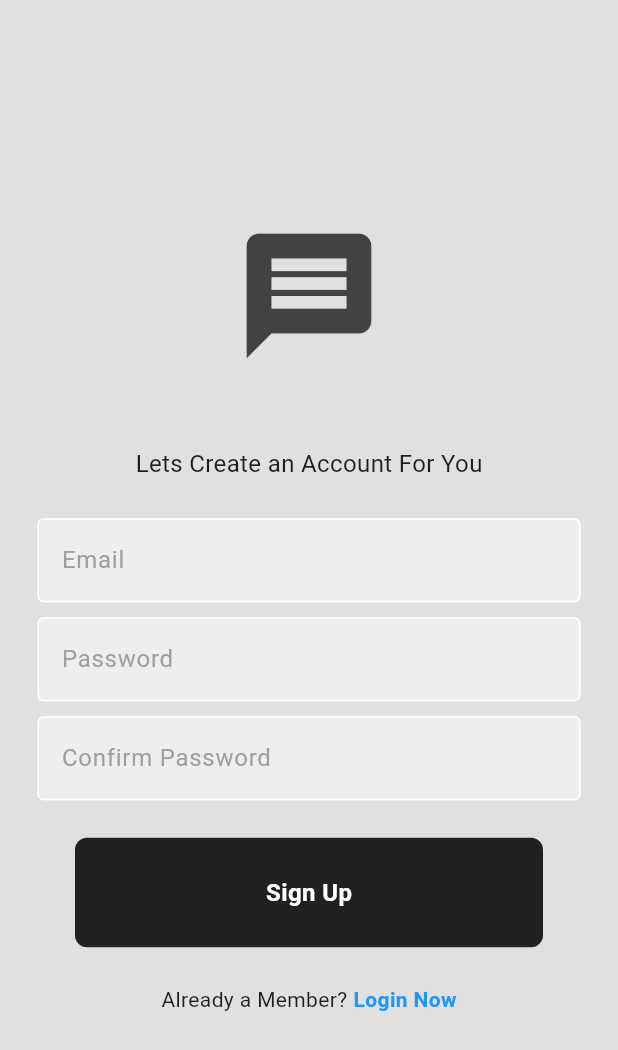
After one commit to nuran912/qr_code_chat_app, a Flutter app: the screen it shows after launch, after a tap on "Register Now", on a phone screen of 412 x 824 dp. The commit adds this screen. Shown: the top 1050 px of the screen. Run offline on Flutter 3.47's test engine with Material 3 defaults, Android fonts, the phone set to English and light mode, and no system bars.

Commit message:
feat: implement register page and toggle functionality

```diff
--- a/lib/main.dart
+++ b/lib/main.dart
@@ -1,5 +1,5 @@
 import 'package:flutter/material.dart';
-import 'pages/login_page.dart';
+import 'package:qr_chat_app/services/auth/login_or_register.dart';
 
 void main() {
   runApp(const MyApp());
@@ -12,7 +12,7 @@ class MyApp extends StatelessWidget {
   Widget build(BuildContext context) {
     return MaterialApp(
       debugShowCheckedModeBanner: false,
-        home: LoginPage(),
+        home: LoginOrRegister(),
     );
   }
 }
--- a/lib/pages/login_page.dart
+++ b/lib/pages/login_page.dart
@@ -3,7 +3,8 @@ import 'package:qr_chat_app/components/my_button.dart';
 import 'package:qr_chat_app/components/my_text_field.dart';
 
 class LoginPage extends StatefulWidget {
-  const LoginPage({super.key});
+  final void Function()? onTap;
+  const LoginPage({super.key, required this.onTap});
 
   @override
   State<LoginPage> createState() => _LoginPageState();
@@ -13,6 +14,11 @@ class _LoginPageState extends State<LoginPage> {
   //text controller
   final emailController = TextEditingController();
   final passwordController = TextEditingController();
+
+  //sign in method
+  void signIn() {
+    print("Sign In");
+  }
 
   @override
   Widget build(BuildContext context) {
@@ -27,20 +33,16 @@ class _LoginPageState extends State<LoginPage> {
               children: [
                 // const SizedBox(height: 100),
                 //logo
-                Icon(
-                  Icons.message,
-                  size: 100,
-                  color: Colors.grey[800],
-                ),
+                Icon(Icons.message, size: 100, color: Colors.grey[800]),
                 const SizedBox(height: 50),
+
                 Text(
                   "Welcome Back you\'ve been missed",
-                  style: TextStyle(
-                    fontSize: 16,
-                  ),
+                  style: TextStyle(fontSize: 16),
                 ),
 
                 const SizedBox(height: 25),
+
                 //email text field
                 MyTextField(
                   controller: emailController,
@@ -48,6 +50,7 @@ class _LoginPageState extends State<LoginPage> {
                   obscureText: false,
                 ),
                 const SizedBox(height: 10),
+
                 // password text field
                 MyTextField(
                   controller: passwordController,
@@ -57,28 +60,31 @@ class _LoginPageState extends State<LoginPage> {
                 const SizedBox(height: 25),
 
                 //sign in button
-                MyButton(onTap: (){}, text: "Sign In"),
+                MyButton(onTap: signIn, text: "Sign In"),
 
                 const SizedBox(height: 25),
+
                 //not a member? Register
-                const Row(
+                Row(
                   mainAxisAlignment: MainAxisAlignment.center,
                   children: [
-                    Text('Not a Member?'),
-                    SizedBox(width: 4),
-                    Text(
-                      "Register Now",
-                      style: TextStyle(
-                        color: Colors.blue,
-                        fontWeight: FontWeight.bold,
+                    const Text('Not a Member?'),
+                    const SizedBox(width: 4),
+                    GestureDetector(
+                      onTap: widget.onTap,
+                      child: const Text(
+                        "Register Now",
+                        style: TextStyle(
+                          color: Colors.blue,
+                          fontWeight: FontWeight.bold,
+                        ),
                       ),
                     ),
                   ],
-                )
+                ),
               ],
             ),
-          )
-
+          ),
         ),
       ),
     );
--- /dev/null
+++ b/lib/pages/register_page.dart
@@ -0,0 +1,107 @@
+import 'package:flutter/material.dart';
+import 'package:qr_chat_app/components/my_button.dart';
+import 'package:qr_chat_app/components/my_text_field.dart';
+
+class RegisterPage extends StatefulWidget {
+  final void Function()? onTap;
+  const RegisterPage({super.key, required this.onTap});
+
+  @override
+  State<RegisterPage> createState() => _RegisterPageState();
+}
+
+class _RegisterPageState extends State<RegisterPage> {
+  //text controller
+  final emailController = TextEditingController();
+  final passwordController = TextEditingController();
+  final confirmPasswordController = TextEditingController();
+
+  //sign up method
+  void signUp(){
+    print("Sign Up");
+  }
+
+  @override
+  Widget build(BuildContext context) {
+    return Scaffold(
+      backgroundColor: Colors.grey[300],
+      body: SafeArea(
+        child: Center(
+            child: Padding(
+              padding: const EdgeInsets.symmetric(horizontal: 25.0),
+              child: Column(
+                mainAxisAlignment: MainAxisAlignment.center,
+                children: [
+                  // const SizedBox(height: 100),
+                  //logo
+                  Icon(
+                    Icons.message,
+                    size: 100,
+                    color: Colors.grey[800],
+                  ),
+                  const SizedBox(height: 50),
+                  Text(
+                    "Lets Create an Account For You",
+                    style: TextStyle(
+                      fontSize: 16,
+                    ),
+                  ),
+
+                  const SizedBox(height: 25),
+
+                  //email text field
+                  MyTextField(
+                    controller: emailController,
+                    hintText: "Email",
+                    obscureText: false,
+                  ),
+                  const SizedBox(height: 10),
+
+                  // password text field
+                  MyTextField(
+                    controller: passwordController,
+                    hintText: "Password",
+                    obscureText: true,
+                  ),
+                  const SizedBox(height: 10),
+
+                  //confirm password
+                  MyTextField(
+                    controller: confirmPasswordController,
+                    hintText: "Confirm Password",
+                    obscureText: true,
+                  ),
+                  const SizedBox(height: 25),
+
+                  //sign in button
+                  MyButton(onTap: signUp, text: "Sign Up"),
+
+                  const SizedBox(height: 25),
+
+                  //not a member? Register
+                  Row(
+                    mainAxisAlignment: MainAxisAlignment.center,
+                    children: [
+                      const Text('Already a Member?'),
+                      const SizedBox(width: 4),
+                      GestureDetector(
+                        onTap: widget.onTap,
+                        child: const Text(
+                          "Login Now",
+                          style: TextStyle(
+                            color: Colors.blue,
+                            fontWeight: FontWeight.bold,
+                          ),
+                        ),
+                      ),
+                    ],
+                  )
+                ],
+              ),
+            )
+
+        ),
+      ),
+    );
+  }
+}
--- /dev/null
+++ b/lib/services/auth/login_or_register.dart
@@ -0,0 +1,30 @@
+import 'package:flutter/material.dart';
+import 'package:qr_chat_app/pages/login_page.dart';
+import 'package:qr_chat_app/pages/register_page.dart';
+
+class LoginOrRegister extends StatefulWidget {
+  const LoginOrRegister({super.key});
+
+  @override
+  State<LoginOrRegister> createState() => _LoginOrRegisterState();
+}
+
+class _LoginOrRegisterState extends State<LoginOrRegister> {
+  //initially show login page
+  bool showLoginPage = true;
+
+  void togglePages(){
+    setState(() {
+      showLoginPage = !showLoginPage;
+    });
+  }
+
+  @override
+  Widget build(BuildContext context) {
+    if(showLoginPage){
+      return LoginPage(onTap: togglePages);
+    }else{
+      return RegisterPage(onTap: togglePages);
+    }
+  }
+}
```
